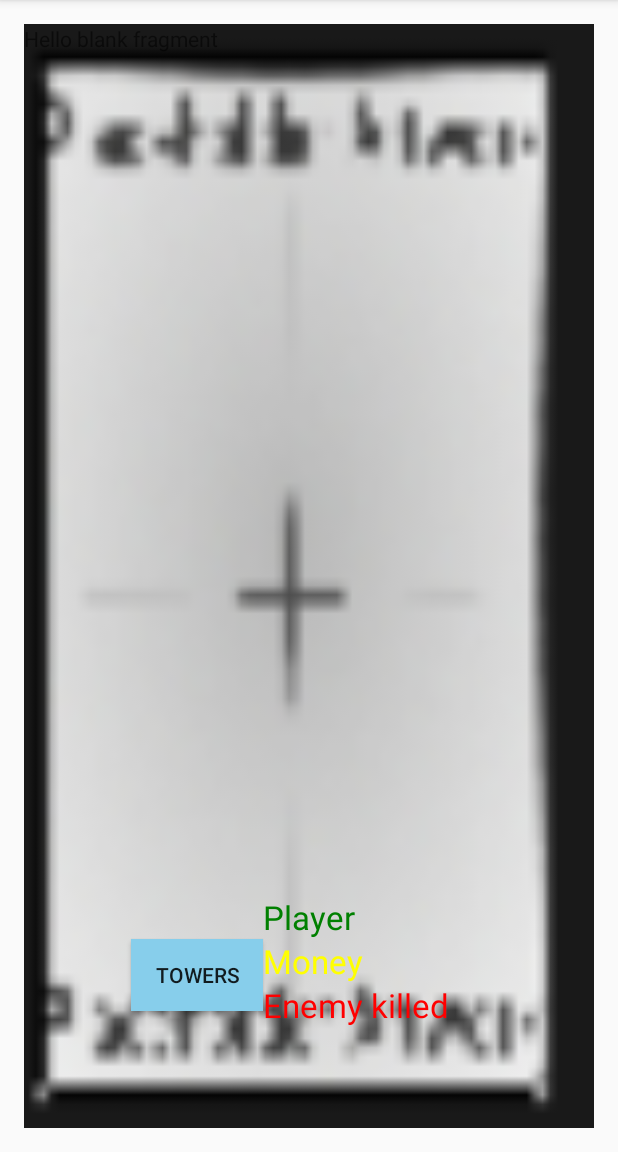
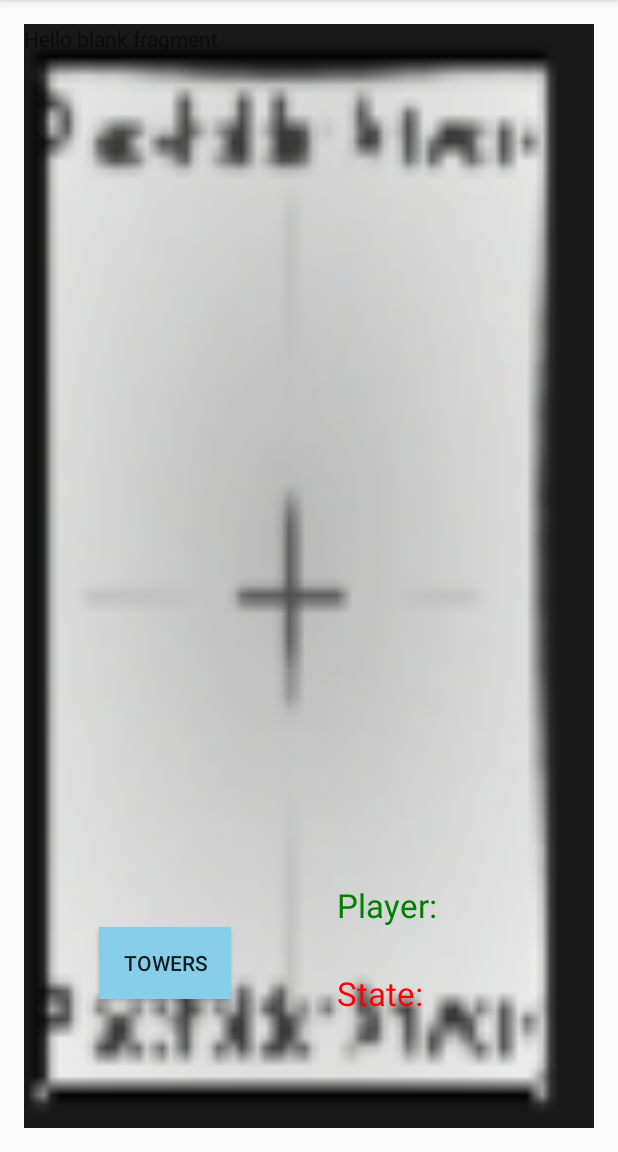
Before and after one commit to DavidRuland/TowerDefenceAndroid, an Android app: the screen it shows after launch (MainActivity), after a tap on "PLAY", on a phone screen of 412 x 824 dp, the part 84-1236 px from its top. Run offline under Robolectric (Android 15) with nearby library versions, the phone set to English and light mode, and no system bars; 7 statements that could not run were skipped.

Commit message:
commit3 in new repository

```diff
--- a/towerd/src/main/java/se/mah/ac9511/towerd/GameScreenFragment.java
+++ b/towerd/src/main/java/se/mah/ac9511/towerd/GameScreenFragment.java
@@ -20,8 +20,11 @@ import java.util.Vector;
 public class GameScreenFragment extends Fragment {
 
     //A vector is like an ArrayList a little bit slower but Thread-safe. This means that it can handle concurrent changes.
-    TextView tUser,tMoney,tEnemyKilled;
+    TextView tUser,tMoney,tState;
     Button pTower;
+    userTest uTest;
+   String money;
+
 
 
     public GameScreenFragment() {
@@ -36,8 +39,14 @@ public class GameScreenFragment extends Fragment {
         View v=inflater.inflate(R.layout.fragment_game_screen, container, false);
         tUser=(TextView)v.findViewById(R.id.playerTextView);
         tMoney=(TextView)v.findViewById(R.id.moneyTextView);
-        tEnemyKilled=(TextView)v.findViewById(R.id.enemyKilledTextView);
+        tState=(TextView)v.findViewById(R.id.enemyKilledTextView);
         pTower=(Button)v.findViewById(R.id.buttonTower);
+
+        uTest=new userTest("Player 1",0,0,userTest.Action.IDLE,5000);
+        money= String.valueOf(uTest.getMoney());
+        tMoney.setText(money);
+        tUser.setText(uTest.getId());
+        tState.setText(uTest.getPriority().toString());
         return v;
     }
 
--- a/towerd/src/main/java/se/mah/ac9511/towerd/MainMenuFragment.java
+++ b/towerd/src/main/java/se/mah/ac9511/towerd/MainMenuFragment.java
@@ -20,6 +20,7 @@ public class MainMenuFragment extends Fragment {
     TextView welcome,tPlay;
     GameScreenFragment gameScreenFragment;
     optionsFragment oF;
+  boolean play=false;
 
     public MainMenuFragment() {
         // Required empty public constructor
@@ -44,12 +45,21 @@ public class MainMenuFragment extends Fragment {
                 FragmentTransaction ft = fm.beginTransaction();
                 ft.replace(R.id.fragmentContainer, gameScreenFragment);
                 ft.addToBackStack(null);
+
                 if(oF.checkBoxOn.isChecked()){
+                    play=true;
+                    oF.mySound.start();
+
+                }
+                if(oF.checkBoxOff.isChecked()){
+                    play=false;
+                    oF.mySound.stop();
+
+                }
+               if(!play){
                     oF.mySound.start();
                 }
-                if(oF.checkBoxOff.isChecked()){
-                    oF.mySound.stop();
-                }
+
                 ft.commit();
             }
         });
--- a/towerd/src/main/res/layout/fragment_game_screen.xml
+++ b/towerd/src/main/res/layout/fragment_game_screen.xml
@@ -14,16 +14,18 @@
         android:text="Towers"
         android:background="@color/SkyBlue"
         android:id="@+id/buttonTower"
-        android:layout_marginBottom="78dp"
+        android:layout_marginBottom="86dp"
         android:layout_alignParentBottom="true"
-        android:layout_toLeftOf="@+id/moneyTextView"
-        android:layout_toStartOf="@+id/moneyTextView" />
+        android:layout_alignParentLeft="true"
+        android:layout_alignParentStart="true"
+        android:layout_marginLeft="50dp"
+        android:layout_marginStart="50dp" />
 
     <TextView
         android:layout_width="wrap_content"
         android:layout_height="wrap_content"
         android:textAppearance="?android:attr/textAppearanceLarge"
-        android:text="Money"
+        android:text="Money: "
         android:textColor="@color/yellow"
         android:id="@+id/moneyTextView"
         android:layout_alignTop="@+id/buttonTower"
@@ -34,7 +36,7 @@
         android:layout_width="wrap_content"
         android:layout_height="wrap_content"
         android:textAppearance="?android:attr/textAppearanceLarge"
-        android:text="Enemy killed"
+        android:text="State: "
         android:textColor="@color/red"
         android:id="@+id/enemyKilledTextView"
         android:layout_below="@+id/moneyTextView"
@@ -45,10 +47,13 @@
         android:layout_width="wrap_content"
         android:layout_height="wrap_content"
         android:textAppearance="?android:attr/textAppearanceLarge"
-        android:text="Player"
+        android:text="Player: "
         android:textColor="@color/green"
         android:id="@+id/playerTextView"
         android:layout_above="@+id/moneyTextView"
-        android:layout_centerHorizontal="true" />
+        android:layout_alignParentRight="true"
+        android:layout_alignParentEnd="true"
+        android:layout_marginRight="99dp"
+        android:layout_marginEnd="99dp" />
 
 </RelativeLayout>
```
